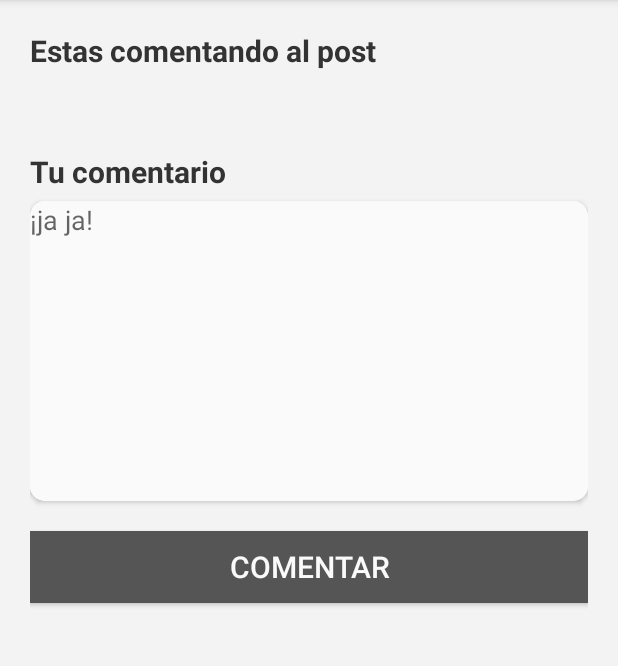
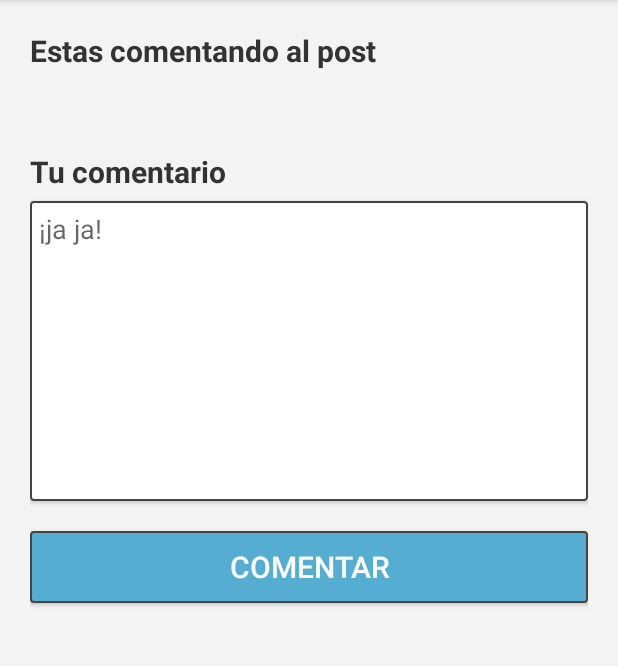
Before and after one commit to SAINTTTT/kotlin-ridit, an Android app built with Jetpack Compose: the CreateCommentActivity screen opened directly, with no data from a screen before it, on a phone screen of 412 x 824 dp, the part 84-750 px from its top. Run offline under Robolectric (Android 15) with nearby library versions, the phone set to English and light mode, and no system bars; our stand-ins replace Firebase (no records; nobody signed in at launch, a user with empty details on screens opened directly).

Commit message:
Se actualiza los estilos de comentar post

```diff
--- a/app/src/main/res/layout/activity_create_comment.xml
+++ b/app/src/main/res/layout/activity_create_comment.xml
@@ -41,19 +41,19 @@
         android:layout_height="wrap_content"
         android:layout_marginBottom="20dp"
         android:background="@color/teal_200"
-        android:padding="10dp"
-        app:cardCornerRadius="10dp">
+        android:padding="10dp">
 
         <EditText
             android:id="@+id/etCommentContent"
             android:layout_width="match_parent"
             android:layout_height="wrap_content"
-            android:background="#fafafa"
+            android:background="@drawable/input_text_border"
             android:foregroundTint="#FFFFFF"
             android:gravity="top"
             android:hint="@string/hint_create_comment"
             android:inputType="textMultiLine"
-            android:minHeight="200dp" />
+            android:minHeight="200dp"
+            android:padding="6dp" />
 
     </androidx.cardview.widget.CardView>
 
@@ -62,8 +62,8 @@
         android:id="@+id/btCommentCreate"
         android:layout_width="match_parent"
         android:layout_height="wrap_content"
-        android:background="#555"
+        android:background="@drawable/action_btn"
         android:text="@string/create_comment_btn_text"
-        android:textColor="#fafafa"
+        android:textColor="@color/accent_white"
         android:textSize="20sp" />
 </LinearLayout>
```
